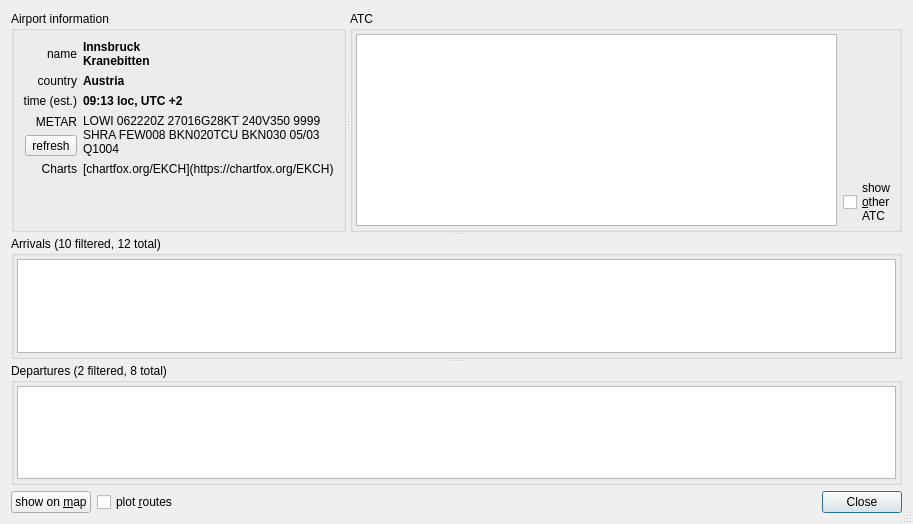
Before: the Qt Designer form src/AirportDetails.ui in qutescoop/qutescoop, drawn with Qt 5.
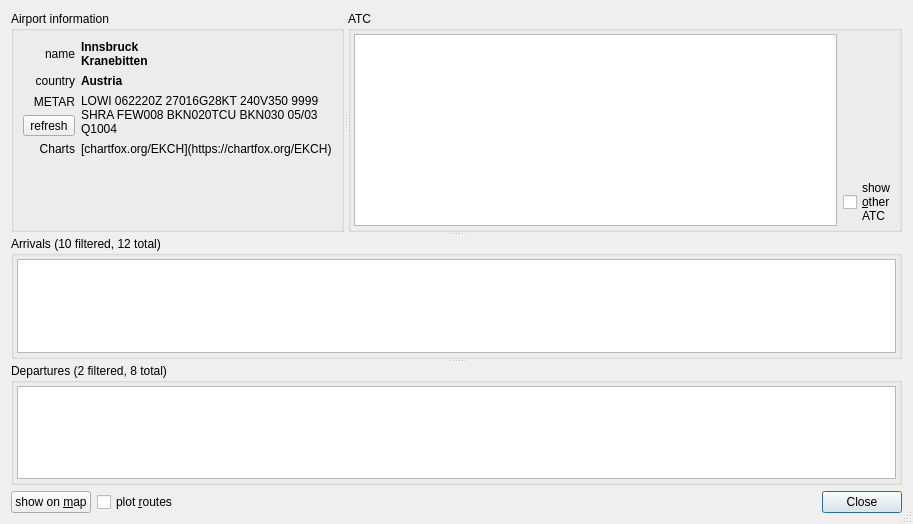
After: the same form once the commit is applied. Icons and pictures are not drawn.

Commit message:
[TASK] remove local time estimation for airports (#162)
Since it was merely based on "astronomical time" and did not take into
account real world timezones it was just confusing and did not add
valuable information.

Fixes: #156

Diff of the .ui file:
```diff
--- a/src/AirportDetails.ui
+++ b/src/AirportDetails.ui
@@ -37,20 +37,8 @@
        <property name="alignment">
         <set>Qt::AlignLeading|Qt::AlignLeft|Qt::AlignTop</set>
        </property>
-       <layout class="QGridLayout" name="gridLayout" columnstretch="0,1">
-        <item row="1" column="1">
-         <widget class="QLabel" name="lblCountry">
-          <property name="font">
-           <font>
-            <bold>true</bold>
-           </font>
-          </property>
-          <property name="text">
-           <string>Austria</string>
-          </property>
-         </widget>
-        </item>
-        <item row="4" column="1">
+       <layout class="QGridLayout" name="gridLayout" columnstretch="0,0">
+        <item row="3" column="1">
          <widget class="QLabel" name="lblCharts">
           <property name="text">
            <string>[chartfox.org/EKCH](https://chartfox.org/EKCH)</string>
@@ -66,7 +54,7 @@
           </property>
          </widget>
         </item>
-        <item row="3" column="1">
+        <item row="2" column="1">
          <widget class="QLabel" name="lblMetar">
           <property name="text">
            <string>LOWI 062220Z 27016G28KT 240V350 9999 SHRA FEW008 BKN020TCU BKN030 05/03 Q1004</string>
@@ -82,22 +70,7 @@
           </property>
          </widget>
         </item>
-        <item row="2" column="1">
-         <widget class="QLabel" name="lblTime">
-          <property name="font">
-           <font>
-            <bold>true</bold>
-           </font>
-          </property>
-          <property name="toolTip">
-           <string>local time simply estimated by longitude</string>
-          </property>
-          <property name="text">
-           <string>09:13 loc, UTC +2</string>
-          </property>
-         </widget>
-        </item>
-        <item row="4" column="0">
+        <item row="3" column="0">
          <widget class="QLabel" name="_lblCharts">
           <property name="text">
            <string>Charts</string>
@@ -107,7 +80,7 @@
           </property>
          </widget>
         </item>
-        <item row="3" column="0">
+        <item row="2" column="0">
          <widget class="QWidget" name="verticalWidgetMetar" native="true">
           <layout class="QVBoxLayout" name="verticalLayoutMetar">
            <property name="leftMargin">
@@ -159,16 +132,6 @@
           </layout>
          </widget>
         </item>
-        <item row="1" column="0">
-         <widget class="QLabel" name="label_5">
-          <property name="text">
-           <string>country</string>
-          </property>
-          <property name="alignment">
-           <set>Qt::AlignRight|Qt::AlignTrailing|Qt::AlignVCenter</set>
-          </property>
-         </widget>
-        </item>
         <item row="0" column="1">
          <widget class="QLabel" name="lblName">
           <property name="font">
@@ -182,33 +145,7 @@
           </property>
          </widget>
         </item>
-        <item row="0" column="0">
-         <widget class="QLabel" name="label_4">
-          <property name="autoFillBackground">
-           <bool>false</bool>
-          </property>
-          <property name="text">
-           <string>name</string>
-          </property>
-          <property name="alignment">
-           <set>Qt::AlignRight|Qt::AlignTrailing|Qt::AlignVCenter</set>
-          </property>
-         </widget>
-        </item>
-        <item row="2" column="0">
-         <widget class="QLabel" name="label_6">
-          <property name="toolTip">
-           <string>local time simply estimated by longitude</string>
-          </property>
-          <property name="text">
-           <string>time (est.)</string>
-          </property>
-          <property name="alignment">
-           <set>Qt::AlignRight|Qt::AlignTrailing|Qt::AlignVCenter</set>
-          </property>
-         </widget>
-        </item>
-        <item row="5" column="0">
+        <item row="4" column="0">
          <spacer name="verticalSpacer">
           <property name="orientation">
            <enum>Qt::Vertical</enum>
@@ -221,6 +158,41 @@
           </property>
          </spacer>
         </item>
+        <item row="1" column="1">
+         <widget class="QLabel" name="lblCountry">
+          <property name="font">
+           <font>
+            <bold>true</bold>
+           </font>
+          </property>
+          <property name="text">
+           <string>Austria</string>
+          </property>
+         </widget>
+        </item>
+        <item row="1" column="0">
+         <widget class="QLabel" name="label_5">
+          <property name="text">
+           <string>country</string>
+          </property>
+          <property name="alignment">
+           <set>Qt::AlignRight|Qt::AlignTrailing|Qt::AlignVCenter</set>
+          </property>
+         </widget>
+        </item>
+        <item row="0" column="0">
+         <widget class="QLabel" name="label_4">
+          <property name="autoFillBackground">
+           <bool>false</bool>
+          </property>
+          <property name="text">
+           <string>name</string>
+          </property>
+          <property name="alignment">
+           <set>Qt::AlignRight|Qt::AlignTrailing|Qt::AlignVCenter</set>
+          </property>
+         </widget>
+        </item>
        </layout>
       </widget>
       <widget class="QGroupBox" name="groupBoxAtc">
```
The commit also changes 1 other file.
